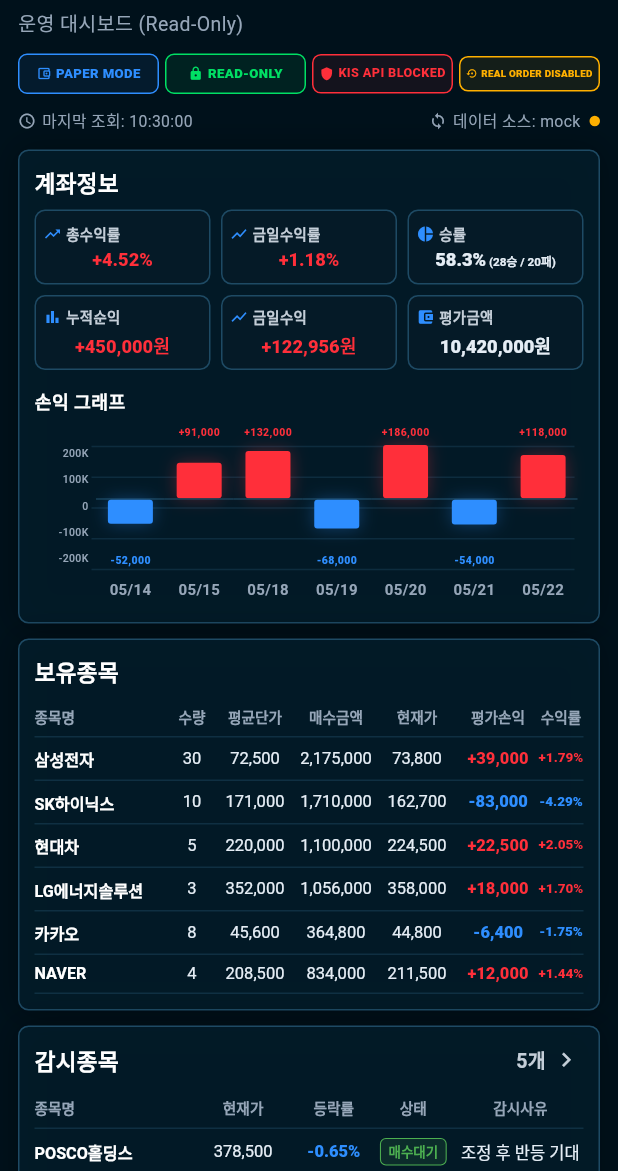
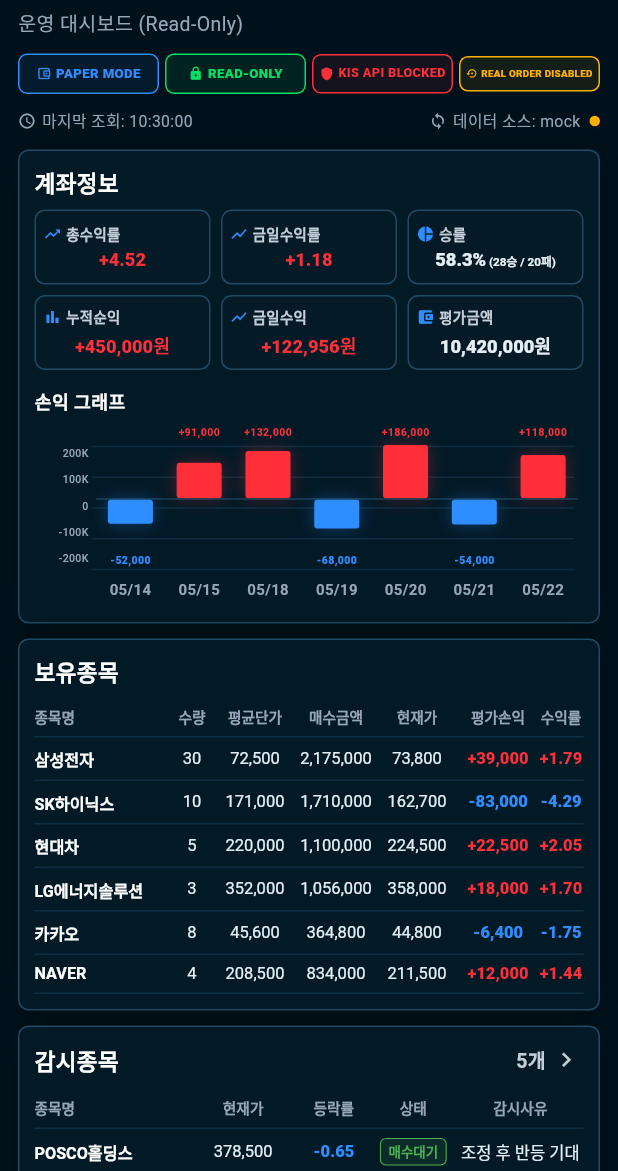
Before and after one commit to gunbarif-wq/Gichan_Abba_Mobile, a Flutter app: the screen it shows after launch, on a phone screen of 412 x 824 dp, the part 65-1236 px from its top. Run offline on Flutter 3.47's test engine with Material 3 defaults, Android fonts, the phone set to English and light mode, and no system bars; drawn by our look-alikes of auto_size_text.

Commit message:
fix: AutoPercentText 색상 적용, % 표시 제거

```diff
--- a/lib/main.dart
+++ b/lib/main.dart
@@ -1157,14 +1157,17 @@
   final double value;
 
   @override
-  Widget build(BuildContext context) => AutoSizeText(
+  Widget build(BuildContext context) {
+    final base = DefaultTextStyle.of(context).style;
+    return AutoSizeText(
       signedNumber(value),
       minFontSize: 9,
       maxLines: 1,
       overflow: TextOverflow.ellipsis,
       textAlign: TextAlign.center,
-    style: TextStyle(color: valueColor(value), fontWeight: FontWeight.w800, fontSize: 11),
+      style: base.copyWith(color: valueColor(value), fontWeight: FontWeight.w800, fontSize: 11),
     );
+  }
 }
 
 class AutoPercentText extends StatelessWidget {
@@ -1172,14 +1175,17 @@
   final double value;
 
   @override
-  Widget build(BuildContext context) => AutoSizeText(
+  Widget build(BuildContext context) {
+    final base = DefaultTextStyle.of(context).style;
+    return AutoSizeText(
       signedPct(value),
       minFontSize: 9,
       maxLines: 1,
       overflow: TextOverflow.ellipsis,
       textAlign: TextAlign.center,
-    style: TextStyle(color: valueColor(value), fontWeight: FontWeight.w800, fontSize: 11),
+      style: base.copyWith(color: valueColor(value), fontWeight: FontWeight.w800, fontSize: 11),
     );
+  }
 }
 
 class PlainText extends StatelessWidget {
@@ -1349,7 +1355,7 @@
 String signedNumber(double value) =>
     '${value >= 0 ? '+' : ''}${wonFormat.format(value.round())}';
 String signedPct(double value) =>
-    '${value >= 0 ? '+' : ''}${value.toStringAsFixed(2)}%';
+    '${value >= 0 ? '+' : ''}${value.toStringAsFixed(2)}';
 
 String chartDateLabel(DailyPnlSnapshot item) {
   final parsed = DateTime.tryParse(item.date);
```
Lines whose indentation alone changed are shown as unchanged.
